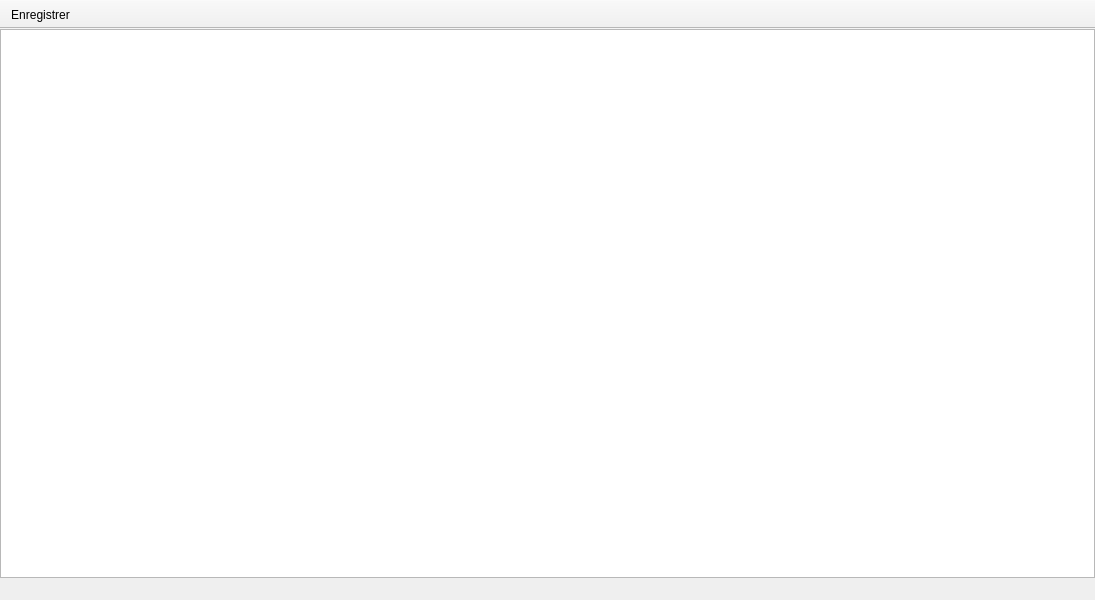
Qt form afficher.ui (mconsidine/previsat_archive) before a commit.
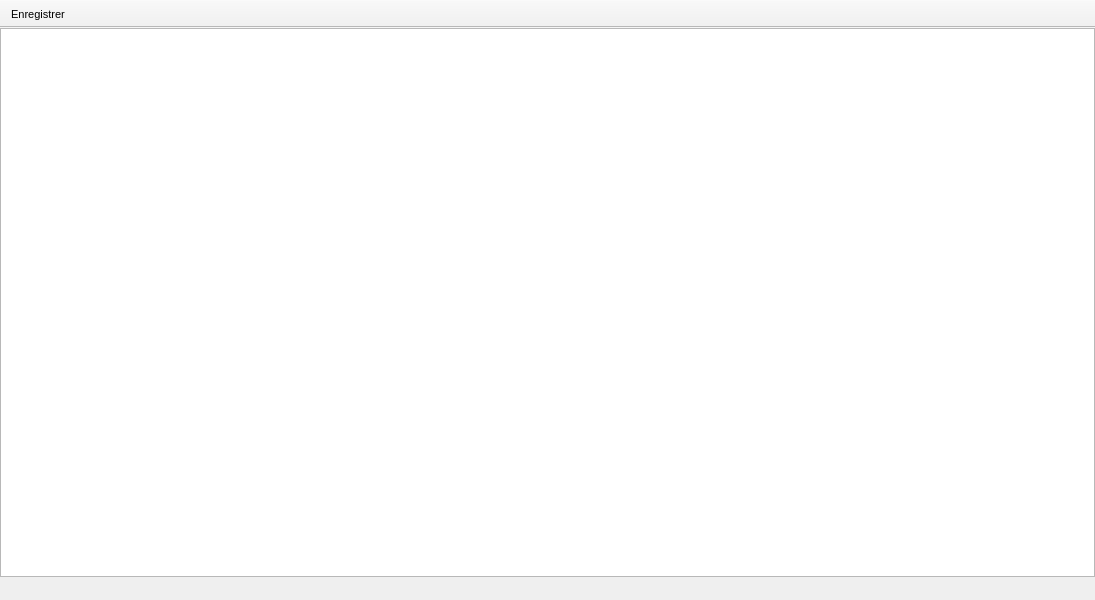
The same form after that commit. Icons and pictures are not drawn.

The edit to the form file:
```diff
--- a/afficher.ui
+++ b/afficher.ui
@@ -10,6 +10,11 @@
     <height>600</height>
    </rect>
   </property>
+  <property name="font">
+   <font>
+    <pointsize>8</pointsize>
+   </font>
+  </property>
   <property name="windowTitle">
    <string notr="true"/>
   </property>
```
